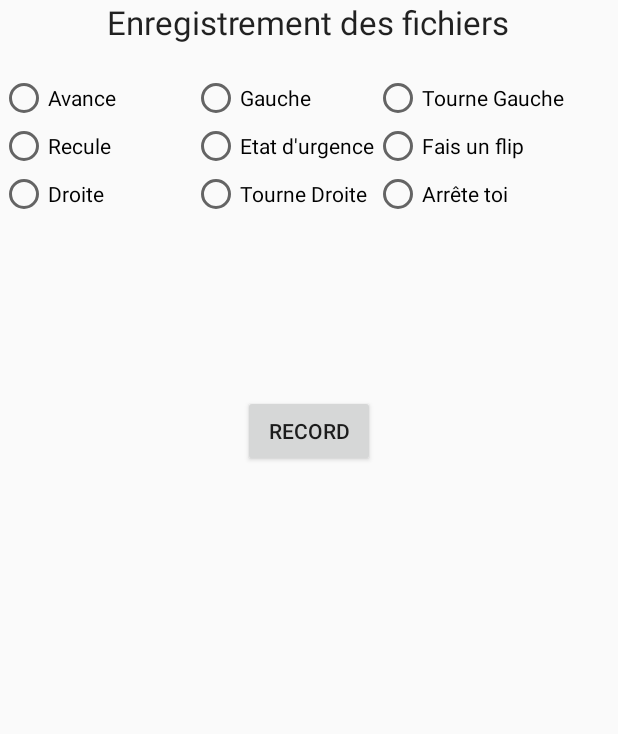
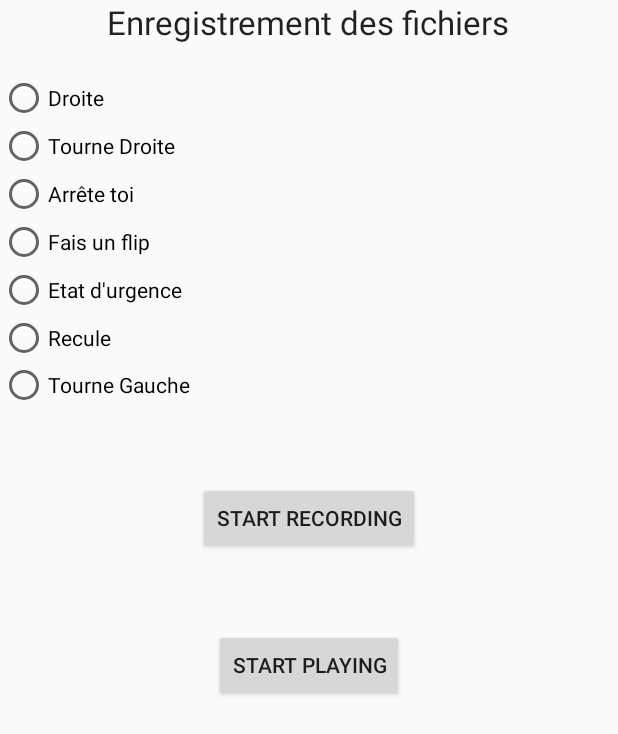
Before and after one commit to Marianna-dl/Projet-MCS, an Android app: the screen it shows after launch (RecordActivity), after a tap on "ENREGISTRER FICHIERS", on a phone screen of 412 x 824 dp. Shown: the top 734 px of the screen. Run offline under Robolectric (Android 15) with nearby library versions, the phone set to English and light mode, and no system bars.

Commit message:
add GComponents

```diff
--- a/Projet-Android/ProjetMCS/app/src/main/AndroidManifest.xml
+++ b/Projet-Android/ProjetMCS/app/src/main/AndroidManifest.xml
@@ -12,7 +12,7 @@
         android:supportsRtl="true"
         android:theme="@style/AppTheme">
         <activity
-            android:name=".AccueilActivity"
+            android:name=".Activities.AccueilActivity"
             android:label="AccueilActivity" >
             <intent-filter>
                 <action android:name="android.intent.action.MAIN" />
@@ -21,7 +21,7 @@
 
         </activity>
         <activity
-            android:name=".RecordActivity"
+            android:name=".Activities.RecordActivity"
             android:label="RecordActivity" >
         </activity>
     </application>
--- a/Projet-Android/ProjetMCS/app/src/main/java/ups/projetmcs/AccueilActivity.java
+++ b/Projet-Android/ProjetMCS/app/src/main/java/ups/projetmcs/Activities/AccueilActivity.java
@@ -1,10 +1,12 @@
-package ups.projetmcs;
+package ups.projetmcs.Activities;
 
 import android.app.Activity;
 import android.content.Intent;
 import android.os.Bundle;
 import android.view.View;
 import android.widget.Button;
+
+import ups.projetmcs.R;
 
 
 /**
--- /dev/null
+++ b/Projet-Android/ProjetMCS/app/src/main/java/ups/projetmcs/Activities/RecordActivity.java
@@ -0,0 +1,83 @@
+package ups.projetmcs.Activities;
+
+/**
+ * Created by Marianna on 07/11/2016.
+ */
+/*
+ * The application needs to have the permission to write to external storage
+ * if the output file is written to the external storage, and also the
+ * permission to record audio. These permissions must be set in the
+ * application's AndroidManifest.xml file, with something like:
+ *
+ * <uses-permission android:name="android.permission.WRITE_EXTERNAL_STORAGE" />
+ * <uses-permission android:name="android.permission.RECORD_AUDIO" />
+ *
+ */
+
+    import android.app.Activity;
+    import android.os.Bundle;
+    import android.os.Environment;
+    import android.widget.Button;
+    import android.view.View;
+    import android.content.Context;
+    import android.util.Log;
+    import android.media.MediaRecorder;
+    import android.media.MediaPlayer;
+
+    import java.io.File;
+    import java.io.IOException;
+
+    import ups.projetmcs.GComponents.PlayButton;
+    import ups.projetmcs.GComponents.RecordButton;
+    import ups.projetmcs.R;
+
+
+public class RecordActivity extends Activity
+{
+    private static final String LOG_TAG = "RecordActivity";
+    RecordButton mRecordButton = null;
+    PlayButton mPlayButton = null;
+
+    public static final String CORPUS_BRUITE = Environment.getExternalStorageDirectory()+"/corpus/dronevolant_bruite";
+    public static final String CORPUS_NON_BRUITE = Environment.getExternalStorageDirectory()+"/corpus/dronevolant_nonbruite";
+
+
+
+
+    @Override
+    public void onCreate(Bundle icicle) {
+        super.onCreate(icicle);
+        String folder_main = "corpus";
+        File f = new File(Environment.getExternalStorageDirectory(), folder_main);
+        if (!f.exists()) {
+            f.mkdirs();
+        }
+
+        f = new File(Environment.getExternalStorageDirectory()+"/"+ folder_main, "dronevolant_bruite");
+        if (!f.exists()) {
+            f.mkdirs();
+        }
+
+        f = new File(Environment.getExternalStorageDirectory()+"/"+ folder_main, "dronevolant_nonbruite");
+        if (!f.exists()) {
+            f.mkdirs();
+        }
+        setContentView(R.layout.record_layout);
+        mRecordButton = (RecordButton) findViewById(R.id.btnRecord);
+        mPlayButton = (PlayButton) findViewById(R.id.btnPlay);
+
+    }
+
+    @Override
+    public void onPause() {
+        super.onPause();
+        if (mRecordButton.getmRecorder() != null) {
+            mRecordButton.getmRecorder().release();
+            mRecordButton.setmRecorder(null);
+        }
+        if (mPlayButton.getmPlayer() != null) {
+            mPlayButton.getmPlayer().release();
+            mPlayButton.setmPlayer(null);
+        }
+    }
+}
--- /dev/null
+++ b/Projet-Android/ProjetMCS/app/src/main/java/ups/projetmcs/GComponents/PlayButton.java
@@ -0,0 +1,104 @@
+package ups.projetmcs.GComponents;
+
+/**
+ * Created by Marianna on 09/11/2016.
+ */
+
+import android.content.Context;
+import android.media.MediaPlayer;
+import android.media.MediaRecorder;
+import android.util.AttributeSet;
+import android.util.Log;
+import android.view.View;
+import android.widget.Button;
+import android.widget.RadioButton;
+import android.widget.RadioGroup;
+
+import java.io.IOException;
+
+import ups.projetmcs.Activities.RecordActivity;
+import ups.projetmcs.R;
+
+
+/**
+ * Created by Marianna on 07/11/2016.
+ */
+public class PlayButton extends Button {
+    private static final String LOG_TAG = "PlayButton";
+    boolean mStartPlaying = true;
+    private MediaPlayer   mPlayer = null;
+    private static String mFileName = RecordActivity.CORPUS_NON_BRUITE;
+    RadioGroup groupCommands = null;
+    final Context context;
+
+    public PlayButton(Context context) {
+        super(context);
+        this.context = context;
+        setText("Start playing");
+        setOnClickListener(clicker);
+        groupCommands = (RadioGroup) findViewById(R.id.groupCommands);
+    }
+
+    public PlayButton(Context context, AttributeSet attrs) {
+        super(context, attrs);
+        this.context = context;
+        setText("Start playing");
+        setOnClickListener(clicker);
+        groupCommands = (RadioGroup) findViewById(R.id.groupCommands);
+    }
+
+    public PlayButton(Context context, AttributeSet attrs, int defStyle) {
+        super(context, attrs, defStyle);
+        this.context = context;
+        setText("Start playing");
+        setOnClickListener(clicker);
+        groupCommands = (RadioGroup) findViewById(R.id.groupCommands);
+    }
+
+    OnClickListener clicker = new OnClickListener() {
+        public void onClick(View v) {
+            onPlay(mStartPlaying);
+            if (mStartPlaying) {
+                setText("Stop playing");
+            } else {
+                setText("Start playing");
+            }
+            mStartPlaying = !mStartPlaying;
+        }
+    };
+
+    private void onPlay(boolean start) {
+        if (start) {
+            startPlaying();
+        } else {
+            stopPlaying();
+        }
+    }
+
+    private void startPlaying() {
+        mPlayer = new MediaPlayer();
+        int idButtonChecked = groupCommands.getCheckedRadioButtonId();
+        RadioButton radioChecked = (RadioButton) findViewById(idButtonChecked);
+        String nameFile = radioChecked.getText().toString().trim();
+        try {
+            mPlayer.setDataSource(mFileName+"/"+nameFile+".wav");
+            mPlayer.prepare();
+            mPlayer.start();
+        } catch (IOException e) {
+            Log.e(LOG_TAG, "prepare() failed");
+        }
+    }
+
+    private void stopPlaying() {
+        mPlayer.release();
+        mPlayer = null;
+    }
+
+    public MediaPlayer getmPlayer() {
+        return mPlayer;
+    }
+
+    public void setmPlayer(MediaPlayer mPlayer) {
+        this.mPlayer = mPlayer;
+    }
+}
--- /dev/null
+++ b/Projet-Android/ProjetMCS/app/src/main/java/ups/projetmcs/GComponents/RecordButton.java
@@ -0,0 +1,107 @@
+package ups.projetmcs.GComponents;
+
+import android.content.Context;
+import android.media.AudioManager;
+import android.media.MediaPlayer;
+import android.media.MediaRecorder;
+import android.util.AttributeSet;
+import android.util.Log;
+import android.view.View;
+import android.widget.Button;
+import android.widget.RadioButton;
+import android.widget.RadioGroup;
+
+import java.io.IOException;
+
+import ups.projetmcs.Activities.RecordActivity;
+import ups.projetmcs.R;
+
+/**
+ * Created by Marianna on 07/11/2016.
+ */
+public class RecordButton extends Button {
+    boolean mStartRecording = true;
+    private MediaRecorder mRecorder = null;
+    private static final String LOG_TAG = "RecordButton";
+    private static String mFileName = RecordActivity.CORPUS_NON_BRUITE;
+    RadioGroup groupCommands =  (RadioGroup) findViewById(R.id.groupCommands);
+    final Context context;
+
+    public RecordButton(Context context) {
+        super(context);
+        this.context = context;
+        setText("Start recording");
+        setOnClickListener(clicker);
+        groupCommands = (RadioGroup) findViewById(R.id.groupCommands);
+    }
+
+    public RecordButton(Context context, AttributeSet attrs) {
+        super(context, attrs);
+        this.context = context;
+        setText("Start recording");
+        setOnClickListener(clicker);
+        groupCommands = (RadioGroup) findViewById(R.id.groupCommands);
+    }
+
+    public RecordButton(Context context, AttributeSet attrs, int defStyle) {
+        super(context, attrs, defStyle);
+        this.context = context;
+        setText("Start recording");
+        setOnClickListener(clicker);
+        groupCommands = (RadioGroup) findViewById(R.id.groupCommands);
+    }
+    OnClickListener clicker = new OnClickListener() {
+        public void onClick(View v) {
+            onRecord(mStartRecording);
+            if (mStartRecording) {
+                setText("Stop recording");
+            } else {
+                setText("Start recording");
+            }
+            mStartRecording = !mStartRecording;
+        }
+    };
+
+    private void onRecord(boolean start) {
+        if (start) {
+            startRecording();
+        } else {
+            stopRecording();
+        }
+    }
+
+    private void startRecording() {
+        Log.v("FILE", mFileName);
+        int idButtonChecked = groupCommands.getCheckedRadioButtonId();
+        RadioButton radioChecked = (RadioButton) findViewById(idButtonChecked);
+        String nameFile = radioChecked.getText().toString().trim();
+
+        mRecorder = new MediaRecorder();
+        mRecorder.setAudioSource(MediaRecorder.AudioSource.MIC);
+        mRecorder.setOutputFormat(MediaRecorder.OutputFormat.THREE_GPP);
+        mRecorder.setOutputFile(mFileName+"/"+nameFile+".wav");
+        mRecorder.setAudioEncoder(MediaRecorder.AudioEncoder.AMR_NB);
+
+        try {
+            mRecorder.prepare();
+        } catch (IOException e) {
+            Log.e(LOG_TAG, "prepare() failed");
+        }
+
+        mRecorder.start();
+    }
+
+    private void stopRecording() {
+        mRecorder.stop();
+        mRecorder.release();
+        mRecorder = null;
+    }
+
+    public MediaRecorder getmRecorder() {
+        return mRecorder;
+    }
+
+    public void setmRecorder(MediaRecorder mRecorder) {
+        this.mRecorder = mRecorder;
+    }
+}
--- a/Projet-Android/ProjetMCS/app/src/main/java/ups/projetmcs/RecordActivity.java
+++ /dev/null
@@ -1,166 +0,0 @@
-package ups.projetmcs;
-
-/**
- * Created by Marianna on 07/11/2016.
- */
-/*
- * The application needs to have the permission to write to external storage
- * if the output file is written to the external storage, and also the
- * permission to record audio. These permissions must be set in the
- * application's AndroidManifest.xml file, with something like:
- *
- * <uses-permission android:name="android.permission.WRITE_EXTERNAL_STORAGE" />
- * <uses-permission android:name="android.permission.RECORD_AUDIO" />
- *
- */
-
-    import android.app.Activity;
-    import android.widget.LinearLayout;
-    import android.os.Bundle;
-    import android.os.Environment;
-    import android.view.ViewGroup;
-    import android.widget.Button;
-    import android.view.View;
-    import android.view.View.OnClickListener;
-    import android.content.Context;
-    import android.util.Log;
-    import android.media.MediaRecorder;
-    import android.media.MediaPlayer;
-
-    import java.io.IOException;
-
-
-public class RecordActivity extends Activity
-{
-    private static final String LOG_TAG = "RecordActivity";
-    private static String mFileName = null;
-
-    private RecordButton mRecordButton = null;
-    private MediaRecorder mRecorder = null;
-
-    private PlayButton   mPlayButton = null;
-    private MediaPlayer   mPlayer = null;
-
-    private void onRecord(boolean start) {
-        if (start) {
-            startRecording();
-        } else {
-            stopRecording();
-        }
-    }
-
-    private void onPlay(boolean start) {
-        if (start) {
-            startPlaying();
-        } else {
-            stopPlaying();
-        }
-    }
-
-    private void startPlaying() {
-        mPlayer = new MediaPlayer();
-        try {
-            mPlayer.setDataSource(mFileName);
-            mPlayer.prepare();
-            mPlayer.start();
-        } catch (IOException e) {
-            Log.e(LOG_TAG, "prepare() failed");
-        }
-    }
-
-    private void stopPlaying() {
-        mPlayer.release();
-        mPlayer = null;
-    }
-
-    private void startRecording() {
-        mRecorder = new MediaRecorder();
-        mRecorder.setAudioSource(MediaRecorder.AudioSource.MIC);
-        mRecorder.setOutputFormat(MediaRecorder.OutputFormat.THREE_GPP);
-        mRecorder.setOutputFile(mFileName);
-        mRecorder.setAudioEncoder(MediaRecorder.AudioEncoder.AMR_NB);
-
-        try {
-            mRecorder.prepare();
-        } catch (IOException e) {
-            Log.e(LOG_TAG, "prepare() failed");
-        }
-
-        mRecorder.start();
-    }
-
-    private void stopRecording() {
-        mRecorder.stop();
-        mRecorder.release();
-        mRecorder = null;
-    }
-
-
-
-    class PlayButton extends Button {
-        boolean mStartPlaying = true;
-
-        OnClickListener clicker = new OnClickListener() {
-            public void onClick(View v) {
-                onPlay(mStartPlaying);
-                if (mStartPlaying) {
-                    setText("Stop playing");
-                } else {
-                    setText("Start playing");
-                }
-                mStartPlaying = !mStartPlaying;
-            }
-        };
-
-        public PlayButton(Context ctx) {
-            super(ctx);
-            setText("Start playing");
-            setOnClickListener(clicker);
-        }
-    }
-
-    public RecordActivity() {
-        mFileName = Environment.getExternalStorageDirectory().getAbsolutePath();
-        mFileName += "/audiorecordtest.3gp";
-    }
-
-    @Override
-    public void onCreate(Bundle icicle) {
-        super.onCreate(icicle);
-
-       // LinearLayout ll = new LinearLayout(this);
-     // mRecordButton = new RecordButton(this);
-      /*  ll.addView(mRecordButton,
-                new LinearLayout.LayoutParams(
-                        ViewGroup.LayoutParams.WRAP_CONTENT,
-                        ViewGroup.LayoutParams.WRAP_CONTENT,
-                        0));
-        mPlayButton = new PlayButton(this);
-        ll.addView(mPlayButton,
-                new LinearLayout.LayoutParams(
-                        ViewGroup.LayoutParams.WRAP_CONTENT,
-                        ViewGroup.LayoutParams.WRAP_CONTENT,
-                        0));
-        setContentView(ll);*/
-
-       // mRecordButton = (Button) findViewById(R.id.btnRecord);
-        setContentView(R.layout.record_layout);
-       // mRecordButton = (RecordButton) findViewById(R.id.btnRecord);
-
-
-    }
-
-    @Override
-    public void onPause() {
-        super.onPause();
-        if (mRecorder != null) {
-            mRecorder.release();
-            mRecorder = null;
-        }
-
-        if (mPlayer != null) {
-            mPlayer.release();
-            mPlayer = null;
-        }
-    }
-}
--- a/Projet-Android/ProjetMCS/app/src/main/res/layout/record_layout.xml
+++ b/Projet-Android/ProjetMCS/app/src/main/res/layout/record_layout.xml
@@ -15,71 +15,17 @@
         android:layout_gravity="center_horizontal"
         android:layout_marginBottom="20dp" />
 
-    <TableLayout
+    <LinearLayout
+        android:orientation="vertical"
         android:layout_width="match_parent"
-        android:layout_height="164dp">
+        android:layout_height="match_parent"
+        android:weightSum="1">
 
-        <TableRow
+        <RadioGroup
             android:layout_width="match_parent"
-            android:layout_height="match_parent">
-
-            <RadioButton
-                android:layout_width="wrap_content"
-                android:layout_height="wrap_content"
-                android:text="Avance"
-                android:id="@+id/radioAvance"
-                android:checked="false"
-                android:layout_marginRight="50dp" />
-
-            <RadioButton
-                android:layout_width="wrap_content"
-                android:layout_height="wrap_content"
-                android:text="Gauche"
-                android:id="@+id/radioGauche"
-                android:layout_column="12"
-                android:checked="false" />
-
-            <RadioButton
-                android:layout_width="wrap_content"
-                android:layout_height="wrap_content"
-                android:text="Tourne Gauche"
-                android:id="@+id/radioTourneGauche"
-                android:layout_column="14"
-                android:checked="false" />
-        </TableRow>
-
-        <TableRow
-            android:layout_width="match_parent"
-            android:layout_height="match_parent">
-
-            <RadioButton
-                android:layout_width="wrap_content"
-                android:layout_height="wrap_content"
-                android:text="Recule"
-                android:id="@+id/radioRecule"
-                android:layout_column="0"
-                android:checked="false" />
-
-            <RadioButton
-                android:layout_width="wrap_content"
-                android:layout_height="wrap_content"
-                android:text="Etat d&apos;urgence"
-                android:id="@+id/radioUrgence"
-                android:layout_column="12"
-                android:checked="false" />
-
-            <RadioButton
-                android:layout_width="wrap_content"
-                android:layout_height="wrap_content"
-                android:text="Fais un flip"
-                android:id="@+id/radioFlip"
-                android:layout_column="14"
-                android:checked="false" />
-        </TableRow>
-
-        <TableRow
-            android:layout_width="match_parent"
-            android:layout_height="match_parent">
+            android:layout_height="174dp"
+            android:layout_weight="0.12"
+            android:id="@+id/groupCommands">
 
             <RadioButton
                 android:layout_width="wrap_content"
@@ -104,22 +50,71 @@
                 android:id="@+id/radioStop"
                 android:layout_column="14"
                 android:checked="false" />
-        </TableRow>
 
-    </TableLayout>
+            <RadioButton
+                android:layout_width="wrap_content"
+                android:layout_height="wrap_content"
+                android:text="Fais un flip"
+                android:id="@+id/radioFlip"
+                android:layout_column="14"
+                android:checked="false" />
 
-    <LinearLayout
-        android:orientation="vertical"
-        android:layout_width="match_parent"
-        android:layout_height="match_parent">
+            <RadioButton
+                android:layout_width="wrap_content"
+                android:layout_height="wrap_content"
+                android:text="Etat d&apos;urgence"
+                android:id="@+id/radioUrgence"
+                android:layout_column="12"
+                android:checked="false" />
 
-        <Button
+            <RadioButton
+                android:layout_width="wrap_content"
+                android:layout_height="wrap_content"
+                android:text="Recule"
+                android:id="@+id/radioRecule"
+                android:layout_column="0"
+                android:checked="false" />
+
+            <RadioButton
+                android:layout_width="wrap_content"
+                android:layout_height="wrap_content"
+                android:text="Tourne Gauche"
+                android:id="@+id/radioTourneGauche"
+                android:layout_column="14"
+                android:checked="false" />
+
+            <RadioButton
+                android:layout_width="wrap_content"
+                android:layout_height="wrap_content"
+                android:text="Gauche"
+                android:id="@+id/radioGauche"
+                android:layout_column="12"
+                android:checked="false" />
+
+            <RadioButton
+                android:layout_width="wrap_content"
+                android:layout_height="wrap_content"
+                android:text="Avance"
+                android:id="@+id/radioAvance"
+                android:checked="false"
+                android:layout_marginRight="50dp" />
+        </RadioGroup>
+
+        <ups.projetmcs.GComponents.RecordButton
             android:layout_width="wrap_content"
             android:layout_height="wrap_content"
             android:text="Record"
             android:id="@+id/btnRecord"
             android:layout_gravity="center_horizontal"
             android:layout_marginTop="50dp" />
+
+        <ups.projetmcs.GComponents.PlayButton
+            android:layout_width="wrap_content"
+            android:layout_height="wrap_content"
+            android:text="Play"
+            android:id="@+id/btnPlay"
+            android:layout_gravity="center_horizontal"
+            android:layout_marginTop="50dp" />
     </LinearLayout>
 
 </LinearLayout>
```
Also changed, not shown: Projet-Android/ProjetMCS/app/src/main/java/ups/projetmcs/RecordButton.java (deleted, +0 -73 lines).
